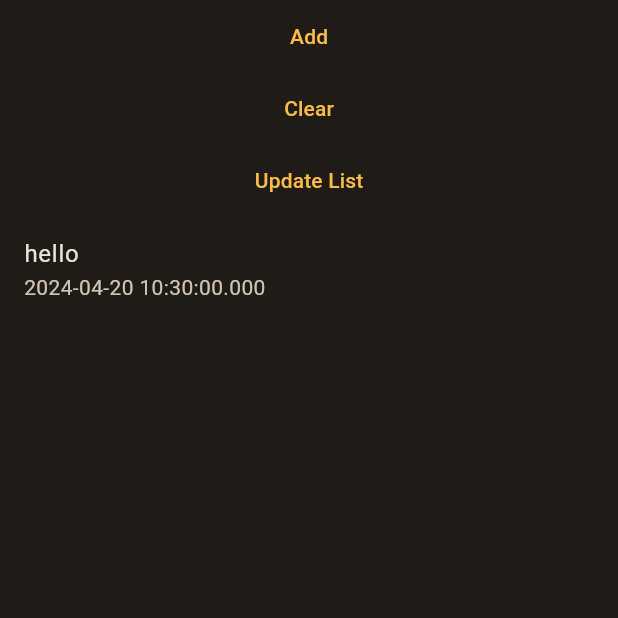
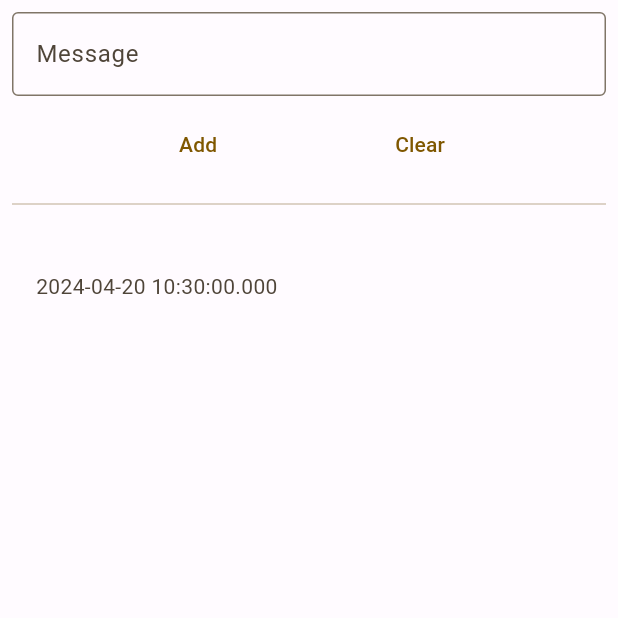
Before and after one commit to PhilippTrashman/cunty_app, a Flutter app: the screen it shows after launch, item 2 of the bottom bar chosen, after a tap on "Add", on a phone screen of 412 x 824 dp, the top half of it. Run offline on Flutter 3.47's test engine with Material 3 defaults, Android fonts, the light colour scheme and no system bars; our stand-ins replace go_router, google_fonts, shared_preferences; missing offline and left inert: sqlite3; generated files the repository leaves out were written again.

Commit message:
old changes

```diff
--- a/lib/main.dart
+++ b/lib/main.dart
@@ -1,10 +1,5 @@
-import 'package:cunty/models/chat_model.dart';
-import 'package:cunty/models/message_model.dart';
-import 'package:cunty/models/period_model.dart';
 import 'package:cunty/src/imports.dart';
 import 'package:cunty/screens/landing.dart';
-import 'package:hive_flutter/hive_flutter.dart';
-
 
 void setupLogging() {
   Logger.root.level =
@@ -12,29 +7,12 @@ void setupLogging() {
   Logger.root.onRecord.listen((record) {});
 }
 
-void registerModels() {
-  Hive.registerAdapter(MessageModelAdapter());
-  Hive.registerAdapter(PeriodModelAdapter());
-  Hive.registerAdapter(ChatModelAdapter());
-}
-
-Future<void> openBoxes() async {
-  final futures = <Future>[
-    Hive.openBox<MessageModel>('tasks'),
-    Hive.openBox<PeriodModel>('periods'),
-    Hive.openBox<ChatModel>('chats'),
-  ];
-  await Future.wait(futures);
-}
-
 void main() async {
-  await Hive.initFlutter();
-  registerModels();
-  await openBoxes();
   setupLogging();
   runApp(MultiProvider(providers: [
     ChangeNotifierProvider(create: (context) => MyAppState()),
     ChangeNotifierProvider(create: (context) => ThemeProvider()),
+    ChangeNotifierProvider(create: (context) => SqlService()),
   ], child: const MyApp()));
 }
 
@@ -44,16 +22,7 @@ class MyApp extends StatelessWidget {
   // This widget is the root of your application.
   @override
   Widget build(BuildContext context) {
-    return MultiProvider(
-      providers: [
-        ChangeNotifierProvider<MyAppState>(
-          create: (context) => MyAppState(),
-        ),
-        ChangeNotifierProvider<ThemeProvider>(
-          create: (context) => ThemeProvider(),
-        ),
-      ],
-      child: MaterialApp(
+    return MaterialApp(
       title: 'Cunty',
       localizationsDelegates: const [
         AppLocalizations.delegate,
@@ -62,7 +31,7 @@ class MyApp extends StatelessWidget {
       ],
       theme: ThemeData(
         useMaterial3: true,
-          colorScheme: darkColorScheme,
+        colorScheme: lightColorScheme,
         fontFamily: 'Roboto',
       ),
       darkTheme: ThemeData(
@@ -71,7 +40,6 @@ class MyApp extends StatelessWidget {
         fontFamily: 'Roboto',
       ),
       home: const MainPage(),
-      ),
     );
   }
 }
--- a/lib/models/message_model.dart
+++ b/lib/models/message_model.dart
@@ -1,34 +1,42 @@
-import 'package:hive/hive.dart';
 class MessageModel {
+  String id;
+  String senderId;
+  String receiverId;
   String type;
   String message;
   String time;
 
   MessageModel({
+    required this.id,
+    required this.senderId,
+    required this.receiverId,
     required this.type,
     required this.message,
     required this.time,
   });
-}
 
-class MessageModelAdapter extends TypeAdapter<MessageModel> {
-  @override
-  final typeId = 0;
-
-  @override
-  MessageModel read(BinaryReader reader) {
+  factory MessageModel.fromJson(Map<String, dynamic> json) {
     return MessageModel(
-      type: reader.readString(),
-      message: reader.readString(),
-      time: reader.readString(),
+      id: json['id'],
+      senderId: json['sender_id'],
+      receiverId: json['receiver_id'],
+      type: json['type'],
+      message: json['message'],
+      time: json['time'],
     );
   }
 
+  Map<String, dynamic> toJson() => {
+        'id': id,
+        'sender_id': senderId,
+        'receiver_id': receiverId,
+        'type': type,
+        'message': message,
+        'time': time,
+      };
+
   @override
-  void write(BinaryWriter writer, MessageModel obj) {
-    writer
-      ..writeString(obj.type)
-      ..writeString(obj.message)
-      ..writeString(obj.time);
+  String toString() {
+    return 'MessageModel(sender_id: $senderId, receiver_id: $receiverId, type: $type, message: $message, time: $time)';
   }
 }
--- a/lib/screens/messenger.dart
+++ b/lib/screens/messenger.dart
@@ -1,65 +1,73 @@
-import 'package:cunty/models/message_model.dart';
-import 'package:flutter/material.dart';
 import 'package:cunty/src/imports.dart';
-import 'package:hive/hive.dart';
-
+import 'package:flutter/services.dart';
+import 'package:uuid/uuid.dart';
 
 class MessengerPage extends StatefulWidget {
   const MessengerPage({super.key});
 
   @override
+  // ignore: library_private_types_in_public_api
   _MessengerPageState createState() => _MessengerPageState();
 }
 
 class _MessengerPageState extends State<MessengerPage> {
   List<MessageModel> values = [];
-  late Box<MessageModel> taskBox;
+
+  final TextEditingController _controller = TextEditingController();
 
   @override
   void initState() {
     super.initState();
-
-    openBox();
-  }
-
-  Future openBox() async {
-    taskBox = await Hive.openBox<MessageModel>('tasks');
-    updateList();
-  }
-
-  void updateList() {
-    setState(() {
-      values = taskBox.values.toList();
-    });
   }
 
   @override
   Widget build(BuildContext context) {
-    return Expanded(
+    return Padding(
+      padding: const EdgeInsets.all(8.0),
       child: Center(
         child: Column(
           children: [
+            TextField(
+              decoration: const InputDecoration(
+                border: OutlineInputBorder(),
+                labelText: 'Message',
+              ),
+              controller: _controller,
+            ),
+            Padding(
+              padding: const EdgeInsets.all(8.0),
+              child: Row(
+                children: [
+                  Spacer(),
                   TextButton(
                     onPressed: () {
-                taskBox.add(MessageModel(type: 'test', message: 'hello', time: DateTime.now().toString()));
-                updateList();
+                      setState(() {
+                        final String message = _controller.text;
+                        values.add(MessageModel(
+                            id: const Uuid().v8(),
+                            senderId: '1',
+                            receiverId: '2',
+                            type: 'test',
+                            message: message,
+                            time: DateTime.now().toString()));
+                        _controller.clear();
+                      });
                     },
-              child: Text('Add'),
+                    child: const Text('Add'),
                   ),
+                  Spacer(),
                   TextButton(
                     onPressed: () {
-                taskBox.clear();
-                updateList();
-                setState(() {
-
-                });
+                      values.clear();
+                      setState(() {});
                     },
-              child: Text('Clear'),
+                    child: const Text('Clear'),
                   ),
-            TextButton(
-              onPressed: updateList,
-              child: Text('Update List'),
+                  Spacer(),
+                ],
               ),
+            ),
+            Divider(),
             Expanded(
               child: ListView.builder(
                 itemBuilder: (context, index) {
```
Also changed, not shown: lib/models/assignment_model.dart (added, +49 -0 lines), lib/models/chat_model.dart (deleted, +0 -47 lines), lib/models/class_model.dart (+20 -3 lines), lib/models/classroom_model.dart (+30 -0 lines), lib/models/grade_model.dart (added, +34 -0 lines), lib/models/login_data_model.dart (deleted, +0 -24 lines), lib/models/period_model.dart (+3 -44 lines), lib/models/period_plan_model.dart (+33 -0 lines), lib/models/user_model.dart (added, +58 -0 lines), lib/provider/sql_service.dart (added, +145 -0 lines), lib/src/imports.dart (+8 -0 lines), pubspec.yaml (+3 -7 lines), lib/l10n/app_en.arb (line endings or trailing spaces), lib/models/homework_model.dart (deleted), 2 more files, 1 other file. Lines whose indentation alone changed are shown as unchanged.
